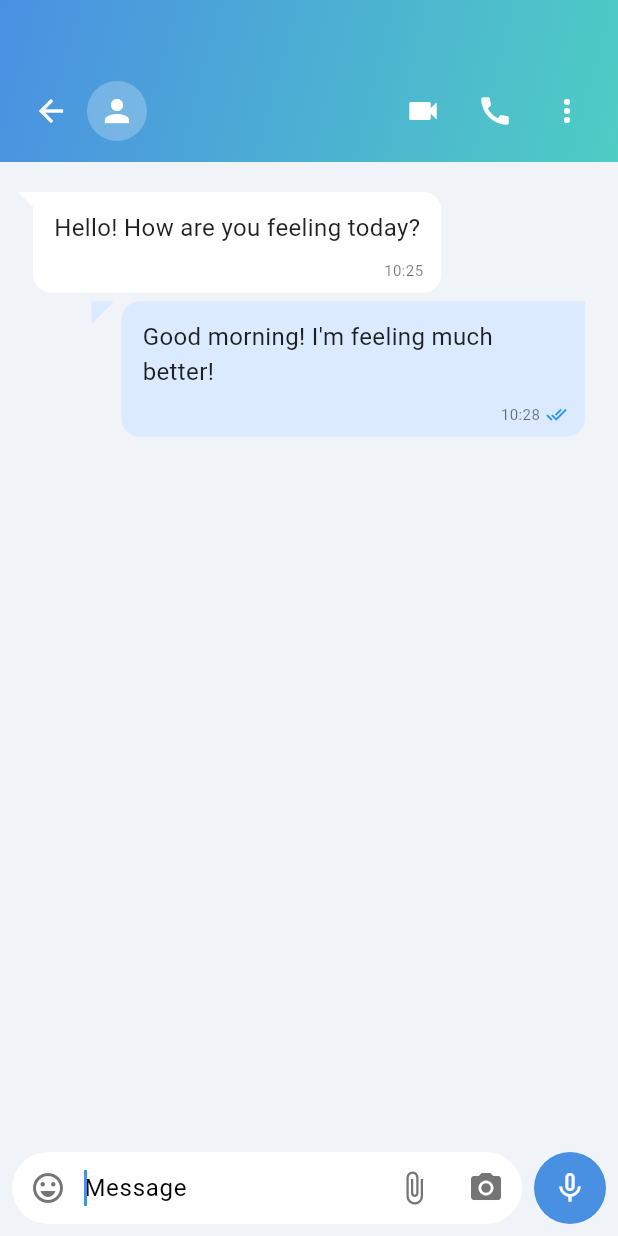
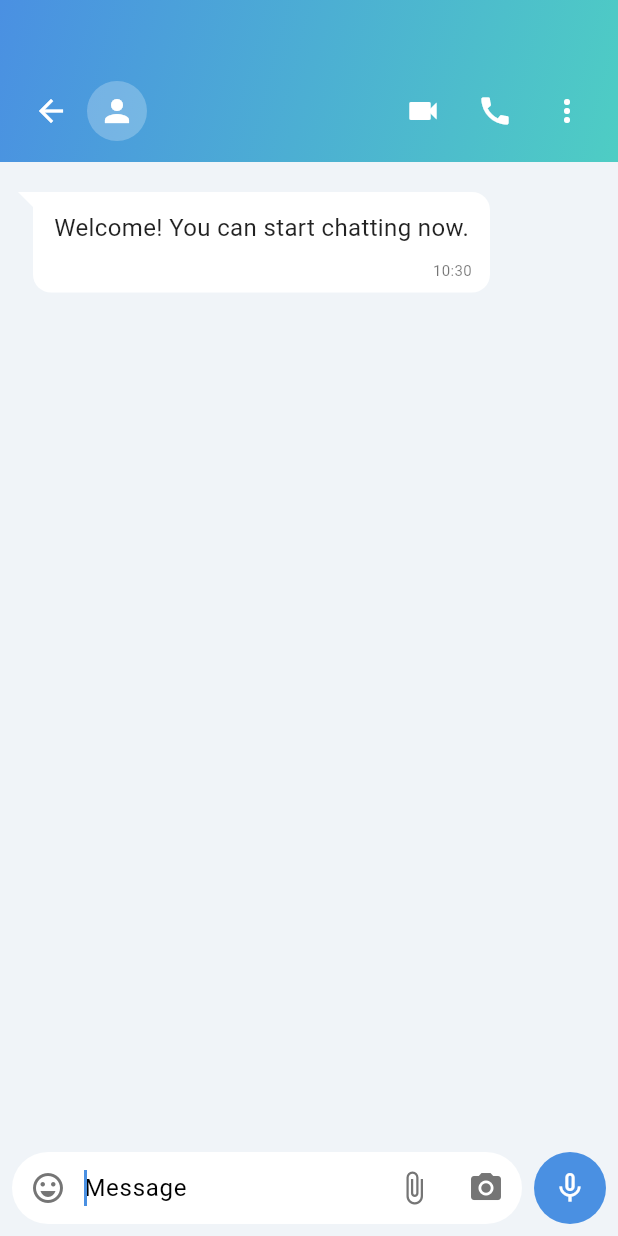
Before and after one commit to ziad-abdelalim-911/Dermalyze_app, a Flutter app: the ChatView screen opened directly with empty values, after a tap on the "keyboard" icon, on a phone screen of 412 x 824 dp. Run offline on Flutter 3.47's test engine with Material 3 defaults, Android fonts, the phone set to English and light mode, and no system bars; our stand-ins replace audioplayers, dio, emoji_picker_flutter, file_picker, flutter_bloc, flutter_secure_storage and 7 more; missing offline and left inert: record; accounts and stored records are empty; network calls fail.

Commit message:
feat: implement medications guide screen, chat functionality, and user registration modules

```diff
--- a/lib/features/auth/view/chat/logic/chat_cubit.dart
+++ b/lib/features/auth/view/chat/logic/chat_cubit.dart
@@ -4,6 +4,7 @@ import 'package:flutter_bloc/flutter_bloc.dart';
 import 'package:dermalyze/features/auth/view/chat/data/repositories/chat_repository.dart';
 import 'package:dermalyze/features/auth/view/chat/model/message_model.dart';
 import 'package:shared_preferences/shared_preferences.dart';
+import 'package:dermalyze/core/storage/token_storage.dart';
 
 abstract class ChatState {}
 
@@ -35,29 +36,8 @@ class ChatCubit extends Cubit<ChatState> {
   }
 
   Future<void> _init() async {
-    final prefs = await SharedPreferences.getInstance();
-    currentUserId = prefs.getString('user_id') ?? 'doctor_456';
-
-    _localMessages.addAll([
-      MessageModel(
-        id: '1',
-        senderId: receiverId,
-        receiverId: currentUserId!,
-        content: "Hello! How are you feeling today?",
-        timestamp: DateTime.now().subtract(const Duration(minutes: 5)).toIso8601String(),
-        isMe: false,
-        status: MessageStatus.read,
-      ),
-      MessageModel(
-        id: '2',
-        senderId: currentUserId!,
-        receiverId: receiverId,
-        content: "Good morning! I'm feeling much better!",
-        timestamp: DateTime.now().subtract(const Duration(minutes: 2)).toIso8601String(),
-        isMe: true,
-        status: MessageStatus.read,
-      ),
-    ]);
+    final user = await TokenStorage().getUser();
+    currentUserId = user?['_id']?.toString() ?? 'mock_user_123';
 
     await loadMessages();
     _startPolling();
@@ -71,9 +51,21 @@ class ChatCubit extends Cubit<ChatState> {
 
     try {
       final messages = await _chatRepository.getMessages(receiverId, currentUserId!);
+      _localMessages.clear();
       if (messages.isNotEmpty) {
-        _localMessages.clear();
         _localMessages.addAll(messages);
+      } else {
+        _localMessages.add(
+          MessageModel(
+            id: 'welcome_1',
+            senderId: receiverId,
+            receiverId: currentUserId!,
+            content: "Welcome! You can start chatting now.",
+            timestamp: DateTime.now().toIso8601String(),
+            isMe: false,
+            status: MessageStatus.read,
+          )
+        );
       }
       _emitLoaded();
     } catch (e) {
```
Also changed, not shown: lib/features/auth/view/chat/data/repositories/chat_repository.dart (+88 -52 lines), lib/features/auth/view/home/doctor/data/repositories/clinical_resources_repository.dart (+11 -4 lines), lib/features/auth/view/home/doctor/screens/medications_guide_screen.dart (+21 -27 lines), lib/features/auth/view/login/Patient_SignUp.dart (+6 -3 lines).
